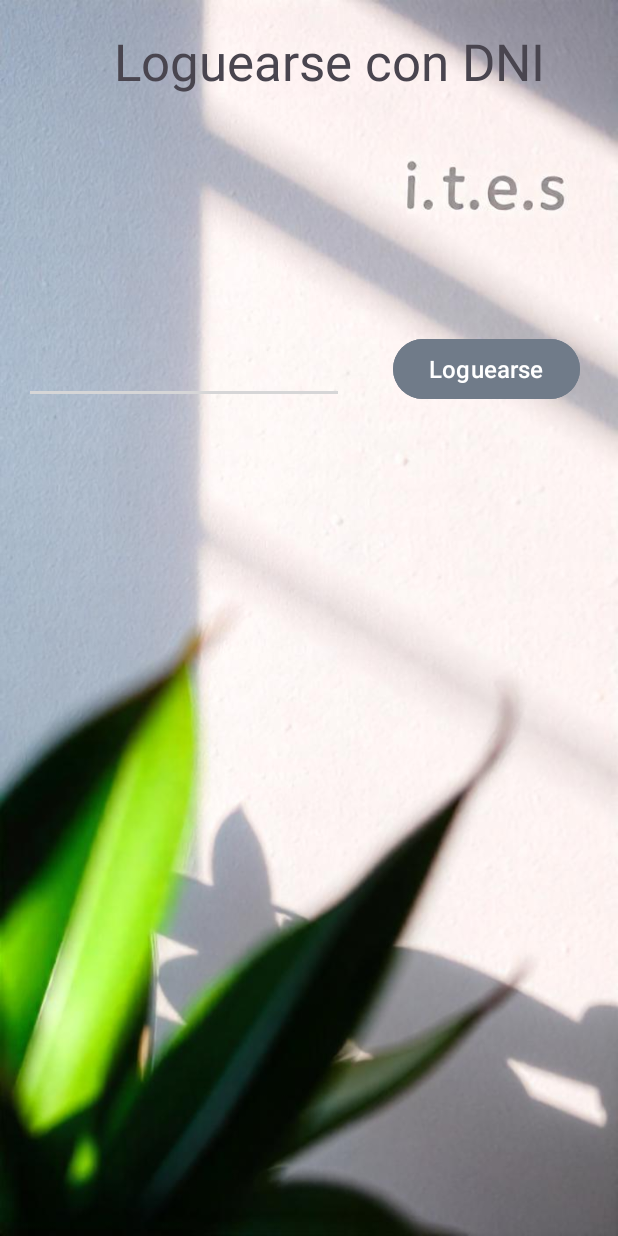
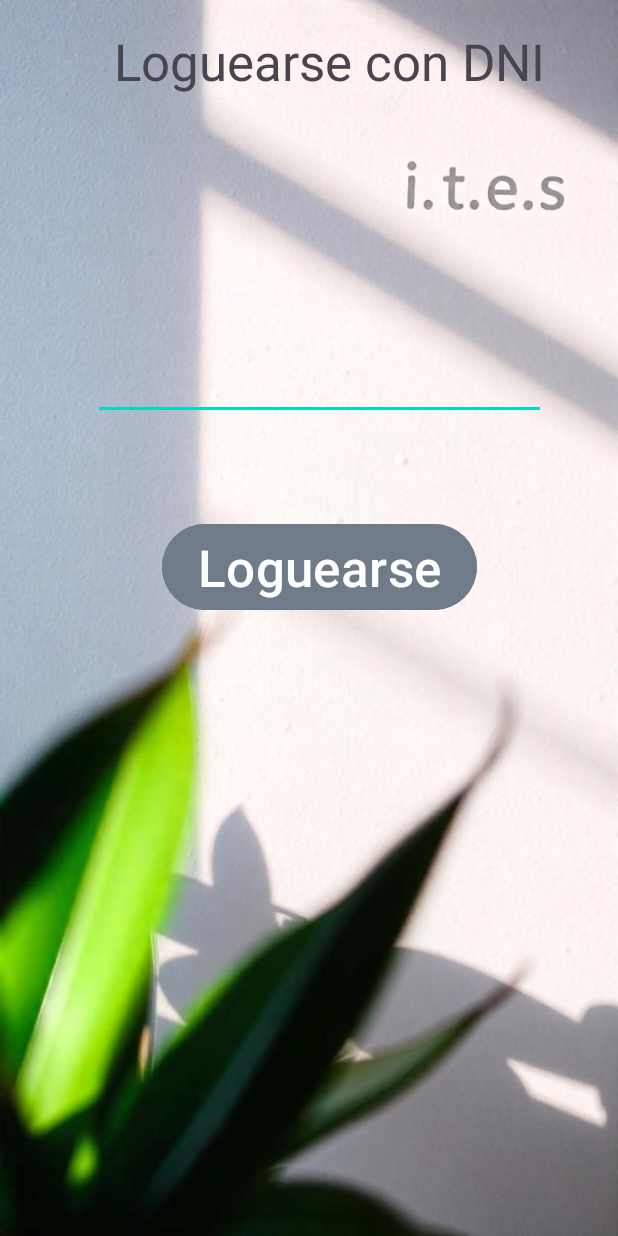
Before and after one commit to DaniloGuerraM/QR_Asistencia, an Android app: the screen it shows after launch (MainActivity), on a phone screen of 412 x 824 dp. Run offline under Robolectric (Android 15) with nearby library versions, the light colour scheme and no system bars.

```diff
--- a/Codigos/Android/app/src/main/res/layout/activity_main.xml
+++ b/Codigos/Android/app/src/main/res/layout/activity_main.xml
@@ -14,27 +14,29 @@
         android:layout_height="wrap_content"
         android:backgroundTint="#707B89"
         android:text="Loguearse"
-        android:textSize="16sp"
+        android:textSize="34sp"
         app:layout_constraintBottom_toBottomOf="parent"
         app:layout_constraintEnd_toEndOf="parent"
-        app:layout_constraintHorizontal_bias="0.911"
+        app:layout_constraintHorizontal_bias="0.534"
         app:layout_constraintStart_toStartOf="parent"
         app:layout_constraintTop_toTopOf="parent"
-        app:layout_constraintVertical_bias="0.286" />
+        app:layout_constraintVertical_bias="0.455" />
 
     <EditText
         android:id="@+id/editTextNumber"
-        android:layout_width="wrap_content"
-        android:layout_height="wrap_content"
+        android:layout_width="302dp"
+        android:layout_height="63dp"
         android:ems="10"
         android:inputType="number"
         android:textAlignment="center"
+        android:textColor="#0B2AF6"
+        android:textSize="24sp"
         app:layout_constraintBottom_toBottomOf="parent"
         app:layout_constraintEnd_toEndOf="parent"
-        app:layout_constraintHorizontal_bias="0.079"
+        app:layout_constraintHorizontal_bias="0.562"
         app:layout_constraintStart_toStartOf="parent"
         app:layout_constraintTop_toTopOf="parent"
-        app:layout_constraintVertical_bias="0.288"
+        app:layout_constraintVertical_bias="0.285"
         tools:text="Ingrese Aqui" />
 
     <TextView
--- a/Codigos/Android/app/src/main/res/values/colors.xml
+++ b/Codigos/Android/app/src/main/res/values/colors.xml
@@ -4,7 +4,8 @@
 
     <color name="white">#FFFFFFFF</color>
 
-    <color name="colorRojo">#EB0C0C</color>  <!-- Azul botón -->
-    <color name="colorcele">#138BF4</color>  <!-- Azul oscuro botón -->
-
+    <color name="colorRojo">#EB0C0C</color>
+    <color name="colorcele">#138BF4</color>
+    <color name="teal_200">#FF03DAC5</color>
+    <color name="teal_700">#FF018786</color>
 </resources>
```
Also changed, not shown: Codigos/Android/app/src/main/java/com/example/asistenciaites/EleccionActivity.java (+5 -19 lines), Codigos/Android/app/src/main/java/com/example/asistenciaites/MainActivity.java (+2 -12 lines), Codigos/Android/app/src/main/java/com/example/asistenciaites/PedirAsistenciaActivity.java (+3 -33 lines), Codigos/Android/app/src/main/res/layout/activity_pedir_asistencia.xml (+7 -3 lines), 3 other files.
